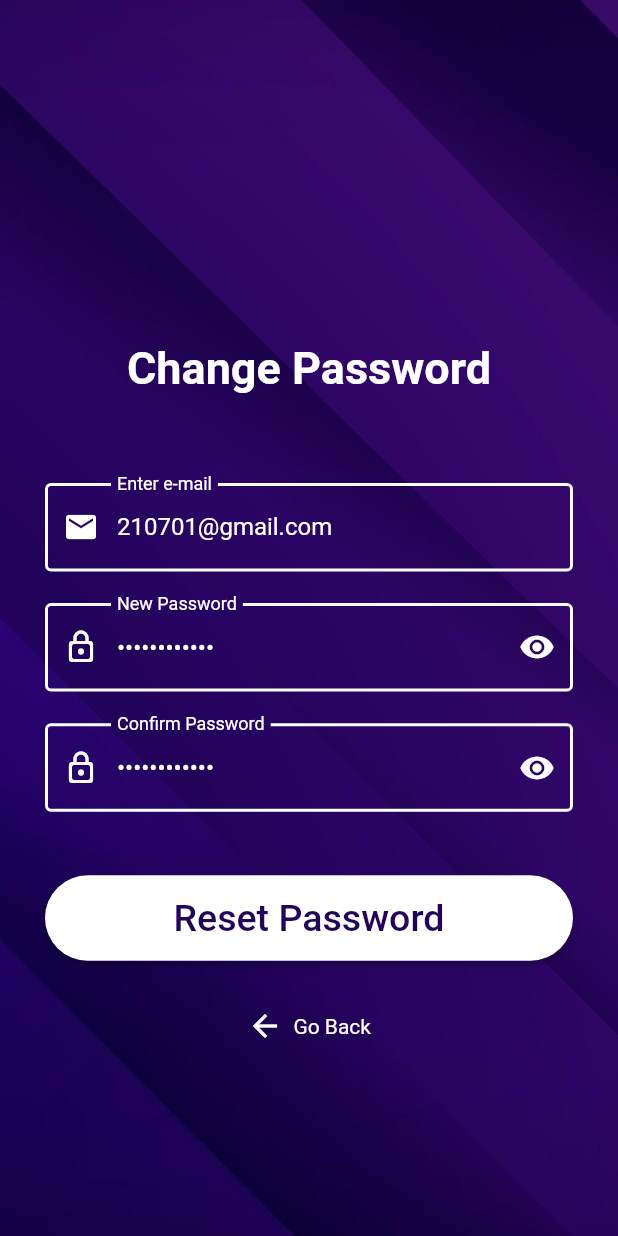
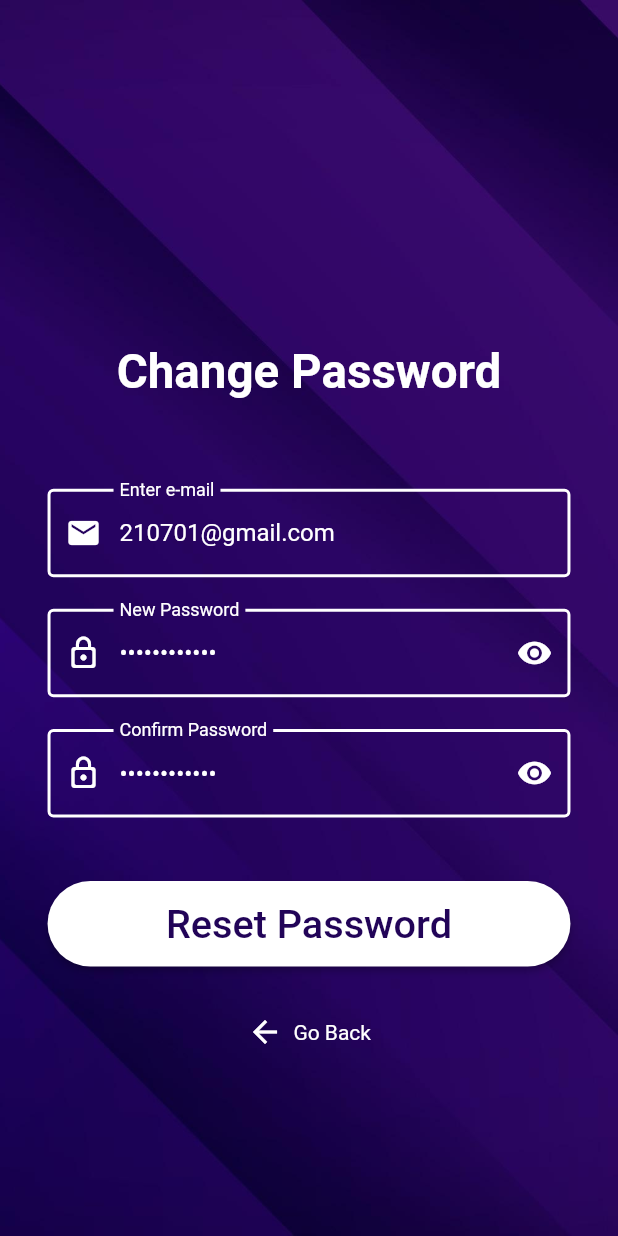
Before and after one commit to Siva-PythonPirates/Lib_Manage_App, a Flutter app: the HomePage screen opened directly, item 3 of the bottom bar chosen, after a tap on "Change Password", on a phone screen of 412 x 824 dp. Run offline on Flutter 3.47's test engine with Material 2 defaults, Android fonts, the phone set to English and light mode, and no system bars; our stand-ins replace carousel_slider, curved_navigation_bar; network calls fail.

Commit message:
Font and Padding Size Generalization

```diff
--- a/lib/views/home_page.dart
+++ b/lib/views/home_page.dart
@@ -36,17 +36,17 @@ class _HomePageState extends State<HomePage> {
           items: [
             Icon(
               Icons.book_online,
-              size: getSize(context, 30),
+              size: getSize(context, getSize(context, 30)),
               color: bgColor,
             ),
             Icon(
               Icons.recent_actors_rounded,
-              size: getSize(context, 30),
+              size: getSize(context, getSize(context, 30)),
               color: bgColor,
             ),
             Icon(
               Icons.person,
-              size: getSize(context, 30),
+              size: getSize(context, getSize(context, 30)),
               color: bgColor,
             ),
           ],
--- a/lib/views/journals_page.dart
+++ b/lib/views/journals_page.dart
@@ -26,11 +26,12 @@ class _JournalsState extends State<Journals> {
         child: Column(
           children: [
             Padding(
-              padding: const EdgeInsets.all(16.0),
+              padding: EdgeInsets.all(getSize(context, 16)),
               child: Column(
                 children: [
                   Padding(
-                    padding: const EdgeInsets.symmetric(vertical: 20),
+                    padding:
+                        EdgeInsets.symmetric(vertical: getSize(context, 20)),
                     child: Row(
                       children: [
                         Container(
@@ -45,12 +46,12 @@ class _JournalsState extends State<Journals> {
                             ),
                           ),
                         ),
-                        const Expanded(
+                        Expanded(
                           child: Center(
                             child: Text(
                               'E-Journals',
                               style: TextStyle(
-                                fontSize: 30,
+                                fontSize: getSize(context, 30),
                                 color: Colors.white,
                               ),
                             ),
@@ -65,7 +66,8 @@ class _JournalsState extends State<Journals> {
                           child: Container(
                             decoration: BoxDecoration(
                               color: Colors.deepPurple.withOpacity(0.5),
-                              borderRadius: BorderRadius.circular(15),
+                              borderRadius:
+                                  BorderRadius.circular(getSize(context, 15)),
                             ),
                             width: getSize(context, 50),
                             height: getSize(context, 50),
@@ -84,11 +86,15 @@ class _JournalsState extends State<Journals> {
             ),
             Expanded(
               child: ListView.builder(
-                padding: const EdgeInsets.all(10),
+                padding: EdgeInsets.all(getSize(context, 10)),
                 itemCount: journals.length,
                 itemBuilder: (BuildContext context, int index) {
                   return Padding(
-                    padding: const EdgeInsets.fromLTRB(10, 10, 10, 20),
+                    padding: EdgeInsets.fromLTRB(
+                        getSize(context, 10),
+                        getSize(context, 10),
+                        getSize(context, 10),
+                        getSize(context, 20)),
                     child: DecoratedBox(
                       decoration: BoxDecoration(
                         boxShadow: const [
@@ -99,7 +105,8 @@ class _JournalsState extends State<Journals> {
                             // offset: Offset(5, 5),
                           ),
                         ],
-                        borderRadius: BorderRadius.circular(15),
+                        borderRadius:
+                            BorderRadius.circular(getSize(context, 15)),
                         color: const Color.fromRGBO(255, 255, 255, 1),
                       ),
                       child: InkWell(
@@ -118,7 +125,7 @@ class _JournalsState extends State<Journals> {
                                 fit: BoxFit.cover,
                               ),
                               Padding(
-                                padding: const EdgeInsets.all(15),
+                                padding: EdgeInsets.all(getSize(context, 15)),
                                 child: Text(
                                   journals[index],
                                   style: const TextStyle(
--- a/lib/views/profile_page.dart
+++ b/lib/views/profile_page.dart
@@ -33,7 +33,7 @@ class ProfilePage extends StatelessWidget {
                         "Peaky Blinders",
                         style: TextStyle(
                             color: Colors.white,
-                            fontSize: 40,
+                            fontSize: getSize(context, 40),
                             fontWeight: FontWeight.normal),
                       ),
                     ],
@@ -67,8 +67,9 @@ class ProfilePage extends StatelessWidget {
                 Row(
                   children: [
                     Padding(
-                      padding: const EdgeInsets.symmetric(
-                          vertical: 8.0, horizontal: 24),
+                      padding: EdgeInsets.symmetric(
+                          vertical: getSize(context, 8),
+                          horizontal: getSize(context, 24)),
                       child: Icon(
                         Icons.person,
                         color: bgColor,
@@ -81,7 +82,7 @@ class ProfilePage extends StatelessWidget {
                         "Peaky Blinders",
                         style: TextStyle(
                             color: bgColor,
-                            fontSize: 20,
+                            fontSize: getSize(context, 20),
                             fontWeight: FontWeight.w400),
                       ),
                     )
@@ -98,29 +99,30 @@ class ProfilePage extends StatelessWidget {
                   mainAxisAlignment: MainAxisAlignment.spaceAround,
                   children: [
                     Padding(
-                      padding: const EdgeInsets.symmetric(
-                          vertical: 8.0, horizontal: 24),
+                      padding: EdgeInsets.symmetric(
+                          vertical: getSize(context, 8),
+                          horizontal: getSize(context, 24)),
                       child: Icon(
                         Icons.mail,
                         color: bgColor,
-                        size: 40,
+                        size: getSize(context, 40),
                       ),
                     ),
                     Padding(
-                      padding: const EdgeInsets.all(8.0),
+                      padding: EdgeInsets.all(getSize(context, 8)),
                       child: Text(
                         "210701@gmail.com",
                         style: TextStyle(
                             color: bgColor,
-                            fontSize: 20,
+                            fontSize: getSize(context, 20),
                             fontWeight: FontWeight.w400),
                       ),
                     )
                   ],
                 ),
                 Container(
-                  margin:
-                      const EdgeInsets.symmetric(vertical: 8, horizontal: 0),
+                  margin: EdgeInsets.symmetric(
+                      vertical: getSize(context, 8), horizontal: 0),
                   width: MediaQuery.of(context).size.width,
                   height: getSize(context, 1),
                   color: bgColor,
@@ -129,8 +131,9 @@ class ProfilePage extends StatelessWidget {
                   mainAxisAlignment: MainAxisAlignment.spaceAround,
                   children: [
                     Padding(
-                      padding: const EdgeInsets.symmetric(
-                          vertical: 8.0, horizontal: 24),
+                      padding: EdgeInsets.symmetric(
+                          vertical: getSize(context, 8),
+                          horizontal: getSize(context, 24)),
                       child: IconButton(
                           onPressed: () {},
                           icon: Icon(
@@ -140,20 +143,20 @@ class ProfilePage extends StatelessWidget {
                           )),
                     ),
                     Padding(
-                      padding: const EdgeInsets.all(8.0),
+                      padding: EdgeInsets.all(getSize(context, 8)),
                       child: Text(
                         "Password",
                         style: TextStyle(
                             color: bgColor,
-                            fontSize: 20,
+                            fontSize: getSize(context, 20),
                             fontWeight: FontWeight.w400),
                       ),
                     )
                   ],
                 ),
                 Container(
-                  margin:
-                      const EdgeInsets.symmetric(vertical: 8, horizontal: 0),
+                  margin: EdgeInsets.symmetric(
+                      vertical: getSize(context, 8), horizontal: 0),
                   width: MediaQuery.of(context).size.width,
                   height: getSize(context, 1),
                   color: bgColor,
@@ -162,8 +165,8 @@ class ProfilePage extends StatelessWidget {
             ),
           ),
           Positioned(
-            bottom: getSize(context, 80),
-            left: MediaQuery.of(context).size.width / 5,
+            bottom: getSize(context, 40),
+            left: MediaQuery.of(context).size.width / 5.2,
             child: ElevatedButton(
               style: ButtonStyle(
                   backgroundColor: MaterialStateProperty.all(bgColor),
@@ -175,12 +178,12 @@ class ProfilePage extends StatelessWidget {
                 );
               },
               child: Padding(
-                padding: EdgeInsets.all(16.0),
+                padding: EdgeInsets.all(getSize(context, 16)),
                 child: Text(
                   "Change Password",
                   style: TextStyle(
                       color: Colors.white,
-                      fontSize: 20,
+                      fontSize: getSize(context, 20),
                       fontWeight: FontWeight.normal),
                 ),
               ),
--- a/lib/views/reset_page.dart
+++ b/lib/views/reset_page.dart
@@ -25,7 +25,7 @@ class _ResetState extends State<Reset> {
   @override
   Widget build(BuildContext context) {
     return Scaffold(
-      // resizeToAvoidBottomInset: false,
+      resizeToAvoidBottomInset: false,
       body: GestureDetector(
         onTap: () {
           FocusScopeNode currentFocus = FocusScope.of(context);
@@ -41,19 +41,20 @@ class _ResetState extends State<Reset> {
                   fit: BoxFit.cover)),
           child: Center(
             child: Padding(
-              padding: const EdgeInsets.fromLTRB(30.0, 100, 30.0, 0),
+              padding: EdgeInsets.fromLTRB(getSize(context, 30),
+                  getSize(context, 100), getSize(context, 30), 0),
               child: SingleChildScrollView(
                 child: Column(
                   mainAxisAlignment: MainAxisAlignment.center,
                   crossAxisAlignment: CrossAxisAlignment.center,
                   children: [
-                    const Center(
+                    Center(
                       child: Text(
                         'Change Password',
                         style: TextStyle(
                           fontWeight: FontWeight.bold,
                           color: Colors.white,
-                          fontSize: 30.0,
+                          fontSize: getSize(context, 30),
                         ),
                       ),
                     ),
@@ -228,7 +229,8 @@ class _ResetState extends State<Reset> {
                         },
                         child: Text(
                           'Reset Password',
-                          style: TextStyle(color: bgColor, fontSize: 25.0),
+                          style: TextStyle(
+                              color: bgColor, fontSize: getSize(context, 25)),
                         ),
                       ),
                     ),
--- a/lib/views/widgets/search_button.dart
+++ b/lib/views/widgets/search_button.dart
@@ -43,10 +43,10 @@ class JournalCustomDelegate extends SearchDelegate {
       itemBuilder: (BuildContext context, int index) {
         final journalIndex = journals.indexOf(filteredJournals[index]);
         return Padding(
-          padding: const EdgeInsets.all(8.0),
+          padding: EdgeInsets.all(getSize(context, 8)),
           child: DecoratedBox(
             decoration: BoxDecoration(
-              borderRadius: BorderRadius.circular(15),
+              borderRadius: BorderRadius.circular(getSize(context, 15)),
               color: const Color.fromRGBO(255, 255, 255, 1),
             ),
             child: InkWell(
```
Also changed, not shown: lib/views/books_page.dart (+21 -12 lines), lib/views/login_page.dart (+14 -9 lines), lib/views/widgets/search_books.dart (+6 -6 lines).
